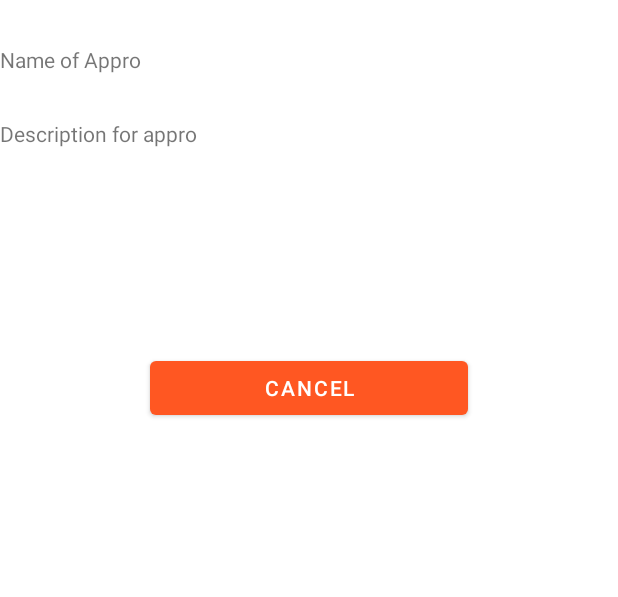
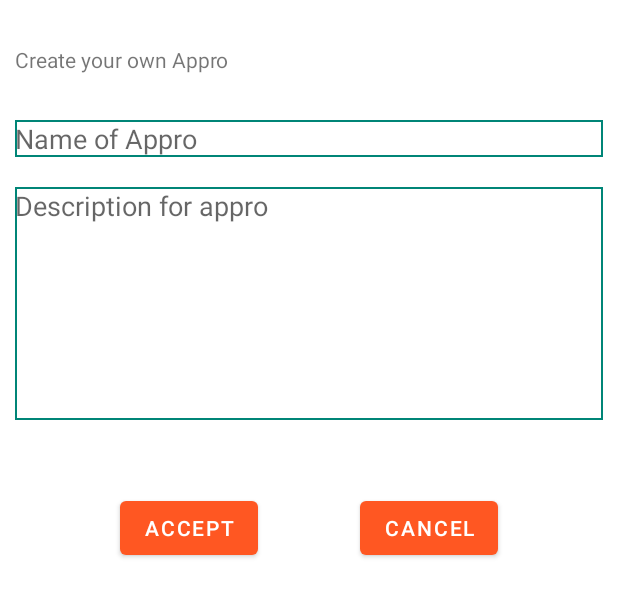
Before and after one commit to arttujo/apPro, an Android app: the layout createappro_fragment.xml on its own in the app's theme, with its tools: preview values and no code run, on a phone screen of 412 x 824 dp. Shown: the top 597 px of the screen. Run offline under Robolectric (Android 15) with nearby library versions, the phone set to English and light mode, and no system bars.

Commit message:
createApproFrag

```diff
--- a/app/build.gradle
+++ b/app/build.gradle
@@ -9,7 +9,7 @@
     buildToolsVersion "29.0.2"
     defaultConfig {
         applicationId "com.approteam.appro"
-        minSdkVersion 24
+        minSdkVersion 28
         targetSdkVersion 29
         versionCode 1
         versionName "1.0"
--- a/app/src/main/java/com/approteam/appro/fragments/CreateApproFragment.kt
+++ b/app/src/main/java/com/approteam/appro/fragments/CreateApproFragment.kt
@@ -8,6 +8,7 @@
 import android.view.View
 import android.view.ViewGroup
 import android.widget.Button
+import android.widget.EditText
 import androidx.fragment.app.Fragment
 import com.approteam.appro.R
 
@@ -29,7 +30,10 @@
 
     override fun onViewCreated(view: View, savedInstanceState: Bundle?) {
         super.onViewCreated(view, savedInstanceState)
-        val btn = view?.findViewById<Button>(R.id.cancelButton)
+        val btn = view.findViewById<Button>(R.id.cancelButton)
+        val editName = view.findViewById<EditText>(R.id.editApproName)
+        val editDesc = view.findViewById<EditText>(R.id.editApproDesc)
+
         btn?.setOnClickListener {
             // return to home fragment
             activity?.supportFragmentManager?.popBackStack()
--- /dev/null
+++ b/app/src/main/res/drawable/border.xml
@@ -0,0 +1,9 @@
+<?xml version="1.0" encoding="utf-8"?>
+<shape xmlns:android="http://schemas.android.com/apk/res/android"
+    android:shape="rectangle">
+    <stroke
+        android:width="1dp"
+        android:color="@color/colorPrimary">
+
+    </stroke>
+</shape>
--- a/app/src/main/res/layout/createappro_fragment.xml
+++ b/app/src/main/res/layout/createappro_fragment.xml
@@ -1,27 +1,72 @@
 <?xml version="1.0" encoding="utf-8"?>
-<LinearLayout xmlns:android="http://schemas.android.com/apk/res/android"
-    android:orientation="vertical" android:layout_width="match_parent"
-    android:layout_height="match_parent">
+<androidx.constraintlayout.widget.ConstraintLayout xmlns:android="http://schemas.android.com/apk/res/android"
+    xmlns:app="http://schemas.android.com/apk/res-auto"
+    xmlns:tools="http://schemas.android.com/tools"
+    android:layout_width="match_parent"
+    android:layout_height="match_parent"
+    android:orientation="vertical">
 
-    <TextView
-        android:id="@+id/tvApproname"
-        android:layout_marginTop="30dp"
-        android:layout_marginBottom="30dp"
+
+    <EditText
+        android:id="@+id/editApproName"
         android:layout_width="match_parent"
         android:layout_height="wrap_content"
-        android:text="Name of Appro"/>
+        android:layout_marginStart="10dp"
+        android:layout_marginTop="80dp"
+        android:layout_marginEnd="10dp"
+        android:background="@drawable/border"
+        android:hint="Name of Appro"
+        android:inputType="text"
+        app:layout_constraintBottom_toTopOf="@+id/editApproDesc"
+        app:layout_constraintEnd_toEndOf="parent"
+        app:layout_constraintStart_toStartOf="parent"
+        app:layout_constraintTop_toTopOf="parent" />
 
-    <TextView
-        android:id="@+id/tvApproDesc"
+    <EditText
+        android:id="@+id/editApproDesc"
         android:layout_width="match_parent"
         android:layout_height="155dp"
-        android:text="Description for appro" />
+        android:layout_marginStart="10dp"
+        android:layout_marginTop="20dp"
+        android:layout_marginEnd="10dp"
+        android:background="@drawable/border"
+        android:gravity="top"
+        android:hint="Description for appro"
+        android:lines="5"
+        app:layout_constraintEnd_toEndOf="parent"
+        app:layout_constraintStart_toStartOf="parent"
+        app:layout_constraintTop_toBottomOf="@id/editApproName" />
 
     <Button
         android:id="@+id/cancelButton"
-        android:layout_width="match_parent"
+        android:layout_width="wrap_content"
         android:layout_height="wrap_content"
-        android:layout_marginStart="100dp"
-        android:layout_marginEnd="100dp"
-        android:text="Cancel" />
-</LinearLayout>
+        android:layout_marginTop="48dp"
+        android:layout_marginEnd="80dp"
+
+        android:text="Cancel"
+        app:layout_constraintEnd_toEndOf="parent"
+        app:layout_constraintTop_toBottomOf="@id/editApproDesc" />
+
+    <Button
+        android:id="@+id/acceptButton"
+        android:layout_width="wrap_content"
+        android:layout_height="wrap_content"
+        android:layout_marginStart="80dp"
+        android:layout_marginTop="48dp"
+        android:text="Accept"
+        app:layout_constraintStart_toStartOf="parent"
+        app:layout_constraintTop_toBottomOf="@id/editApproDesc" />
+
+    <TextView
+        android:id="@+id/tvTitleCreateAppro"
+        android:layout_width="wrap_content"
+        android:layout_height="wrap_content"
+        android:layout_marginStart="10dp"
+        android:layout_marginTop="30dp"
+        app:layout_constraintTop_toTopOf="parent"
+        android:text="Create your own Appro"
+        app:layout_constraintStart_toStartOf="parent"
+        tools:layout_editor_absoluteY="17dp" />
+
+</androidx.constraintlayout.widget.ConstraintLayout>
```
